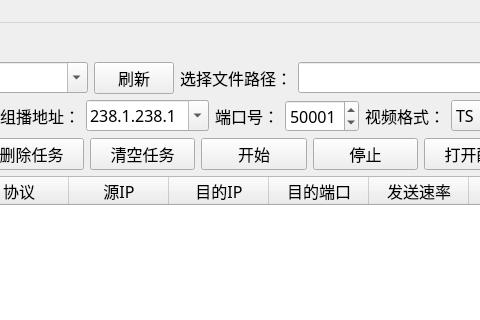
First picture: the form in ui/Push_Video_Stream.ui, repository Reinering/stream-sender, before the edit; both pictures show x 141 to 621 and y 0 to 320 of the 790 by 558 pixel window.
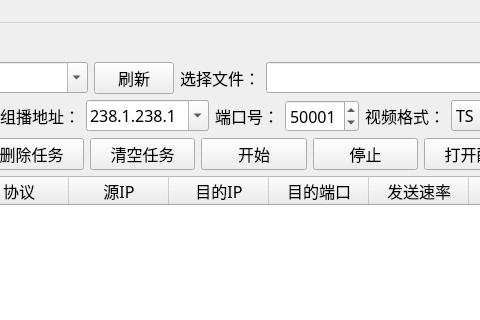
Second picture: the form after the edit.

Commit message: 修复单文件推送

```diff
--- a/ui/Push_Video_Stream.ui
+++ b/ui/Push_Video_Stream.ui
@@ -101,7 +101,7 @@
              </font>
             </property>
             <property name="text">
-             <string>选择文件路径：</string>
+             <string>选择文件：</string>
             </property>
            </widget>
           </item>
```
The commit also changes 10 other files.
